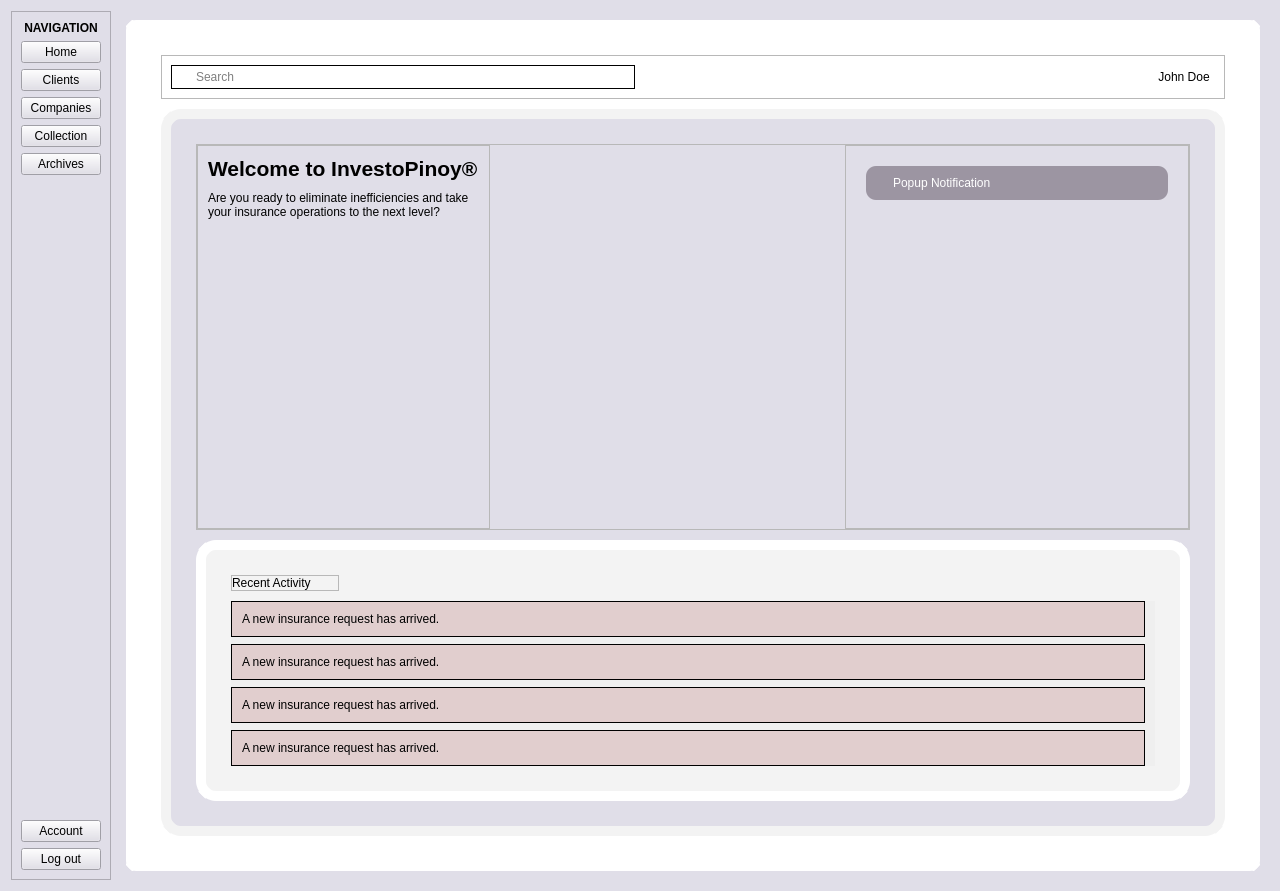
The window that QtGUI/form.ui (Ponard/InvestoPinoy) describes before a commit, drawn with Qt 5.
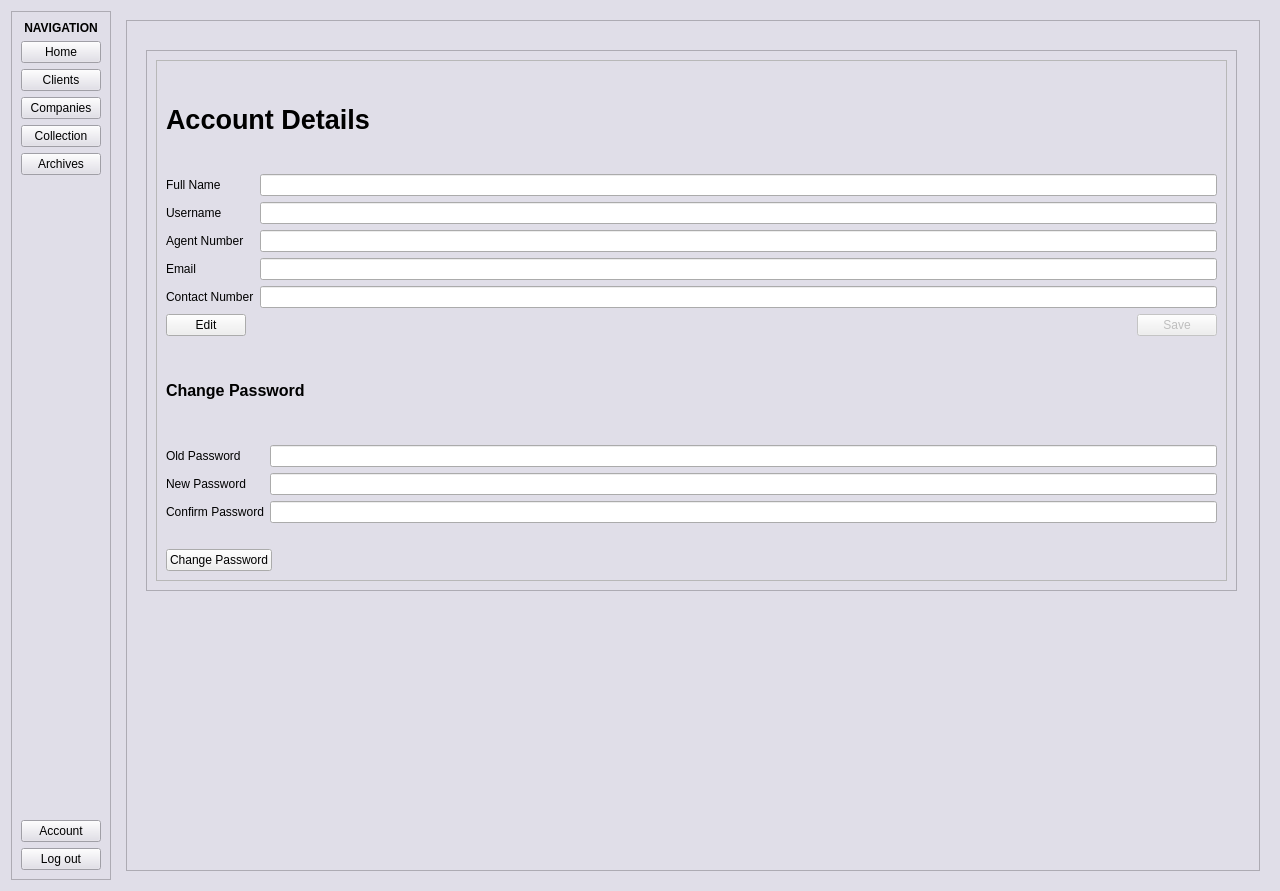
The same window after the commit. The open tabs and pages were chosen to show the change. Icons and pictures are not drawn.

What changed in the file:
```diff
--- a/QtGUI/form.ui
+++ b/QtGUI/form.ui
@@ -1447,7 +1447,7 @@
                        <rect>
                         <x>0</x>
                         <y>0</y>
-                        <width>264</width>
+                        <width>322</width>
                         <height>87</height>
                        </rect>
                       </property>
@@ -1706,8 +1706,8 @@
                     <rect>
                      <x>0</x>
                      <y>0</y>
-                     <width>900</width>
-                     <height>189</height>
+                     <width>933</width>
+                     <height>173</height>
                     </rect>
                    </property>
                    <property name="sizePolicy">
@@ -9725,6 +9725,805 @@
        </item>
       </layout>
      </widget>
+     <widget class="QWidget" name="account_tab">
+      <layout class="QVBoxLayout" name="verticalLayout_28">
+       <item>
+        <widget class="QFrame" name="account_frame">
+         <property name="palette">
+          <palette>
+           <active>
+            <colorrole role="Button">
+             <brush brushstyle="SolidPattern">
+              <color alpha="255">
+               <red>224</red>
+               <green>222</green>
+               <blue>232</blue>
+              </color>
+             </brush>
+            </colorrole>
+            <colorrole role="Base">
+             <brush brushstyle="SolidPattern">
+              <color alpha="255">
+               <red>224</red>
+               <green>222</green>
+               <blue>232</blue>
+              </color>
+             </brush>
+            </colorrole>
+            <colorrole role="Window">
+             <brush brushstyle="SolidPattern">
+              <color alpha="255">
+               <red>224</red>
+               <green>222</green>
+               <blue>232</blue>
+              </color>
+             </brush>
+            </colorrole>
+           </active>
+           <inactive>
+            <colorrole role="Button">
+             <brush brushstyle="SolidPattern">
+              <color alpha="255">
+               <red>224</red>
+               <green>222</green>
+               <blue>232</blue>
+              </color>
+             </brush>
+            </colorrole>
+            <colorrole role="Base">
+             <brush brushstyle="SolidPattern">
+              <color alpha="255">
+               <red>224</red>
+               <green>222</green>
+               <blue>232</blue>
+              </color>
+             </brush>
+            </colorrole>
+            <colorrole role="Window">
+             <brush brushstyle="SolidPattern">
+              <color alpha="255">
+               <red>224</red>
+               <green>222</green>
+               <blue>232</blue>
+              </color>
+             </brush>
+            </colorrole>
+           </inactive>
+           <disabled>
+            <colorrole role="Button">
+             <brush brushstyle="SolidPattern">
+              <color alpha="255">
+               <red>224</red>
+               <green>222</green>
+               <blue>232</blue>
+              </color>
+             </brush>
+            </colorrole>
+            <colorrole role="Base">
+             <brush brushstyle="SolidPattern">
+              <color alpha="255">
+               <red>224</red>
+               <green>222</green>
+               <blue>232</blue>
+              </color>
+             </brush>
+            </colorrole>
+            <colorrole role="Window">
+             <brush brushstyle="SolidPattern">
+              <color alpha="255">
+               <red>224</red>
+               <green>222</green>
+               <blue>232</blue>
+              </color>
+             </brush>
+            </colorrole>
+           </disabled>
+          </palette>
+         </property>
+         <property name="frameShape">
+          <enum>QFrame::Shape::StyledPanel</enum>
+         </property>
+         <property name="frameShadow">
+          <enum>QFrame::Shadow::Raised</enum>
+         </property>
+         <widget class="QFrame" name="archives_frame_2">
+          <property name="geometry">
+           <rect>
+            <x>20</x>
+            <y>30</y>
+            <width>1091</width>
+            <height>541</height>
+           </rect>
+          </property>
+          <property name="palette">
+           <palette>
+            <active>
+             <colorrole role="WindowText">
+              <brush brushstyle="SolidPattern">
+               <color alpha="255">
+                <red>0</red>
+                <green>0</green>
+                <blue>0</blue>
+               </color>
+              </brush>
+             </colorrole>
+             <colorrole role="Button">
+              <brush brushstyle="SolidPattern">
+               <color alpha="255">
+                <red>224</red>
+                <green>222</green>
+                <blue>232</blue>
+               </color>
+              </brush>
+             </colorrole>
+             <colorrole role="Light">
+              <brush brushstyle="SolidPattern">
+               <color alpha="255">
+                <red>255</red>
+                <green>255</green>
+                <blue>255</blue>
+               </color>
+              </brush>
+             </colorrole>
+             <colorrole role="Midlight">
+              <brush brushstyle="SolidPattern">
+               <color alpha="255">
+                <red>239</red>
+                <green>238</green>
+                <blue>243</blue>
+               </color>
+              </brush>
+             </colorrole>
+             <colorrole role="Dark">
+              <brush brushstyle="SolidPattern">
+               <color alpha="255">
+                <red>112</red>
+                <green>111</green>
+                <blue>116</blue>
+               </color>
+              </brush>
+             </colorrole>
+             <colorrole role="Mid">
+              <brush brushstyle="SolidPattern">
+               <color alpha="255">
+                <red>149</red>
+                <green>148</green>
+                <blue>155</blue>
+               </color>
+              </brush>
+             </colorrole>
+             <colorrole role="Text">
+              <brush brushstyle="SolidPattern">
+               <color alpha="255">
+                <red>0</red>
+                <green>0</green>
+                <blue>0</blue>
+               </color>
+              </brush>
+             </colorrole>
+             <colorrole role="BrightText">
+              <brush brushstyle="SolidPattern">
+               <color alpha="255">
+                <red>255</red>
+                <green>255</green>
+                <blue>255</blue>
+               </color>
+              </brush>
+             </colorrole>
+             <colorrole role="ButtonText">
+              <brush brushstyle="SolidPattern">
+               <color alpha="255">
+                <red>0</red>
+                <green>0</green>
+                <blue>0</blue>
+               </color>
+              </brush>
+             </colorrole>
+             <colorrole role="Base">
+              <brush brushstyle="SolidPattern">
+               <color alpha="255">
+                <red>224</red>
+                <green>222</green>
+                <blue>232</blue>
+               </color>
+              </brush>
+             </colorrole>
+             <colorrole role="Window">
+              <brush brushstyle="SolidPattern">
+               <color alpha="255">
+                <red>224</red>
+                <green>222</green>
+                <blue>232</blue>
+               </color>
+              </brush>
+             </colorrole>
+             <colorrole role="Shadow">
+              <brush brushstyle="SolidPattern">
+               <color alpha="255">
+                <red>0</red>
+                <green>0</green>
+                <blue>0</blue>
+               </color>
+              </brush>
+             </colorrole>
+             <colorrole role="AlternateBase">
+              <brush brushstyle="SolidPattern">
+               <color alpha="255">
+                <red>239</red>
+                <green>238</green>
+                <blue>243</blue>
+               </color>
+              </brush>
+             </colorrole>
+             <colorrole role="ToolTipBase">
+              <brush brushstyle="SolidPattern">
+               <color alpha="255">
+                <red>255</red>
+                <green>255</green>
+                <blue>220</blue>
+               </color>
+              </brush>
+             </colorrole>
+             <colorrole role="ToolTipText">
+              <brush brushstyle="SolidPattern">
+               <color alpha="255">
+                <red>0</red>
+                <green>0</green>
+                <blue>0</blue>
+               </color>
+              </brush>
+             </colorrole>
+             <colorrole role="PlaceholderText">
+              <brush brushstyle="SolidPattern">
+               <color alpha="127">
+                <red>0</red>
+                <green>0</green>
+                <blue>0</blue>
+               </color>
+              </brush>
+             </colorrole>
+             <colorrole role="Accent">
+              <brush brushstyle="SolidPattern">
+               <color alpha="255">
+                <red>255</red>
+                <green>255</green>
+                <blue>255</blue>
+               </color>
+              </brush>
+             </colorrole>
+            </active>
+            <inactive>
+             <colorrole role="WindowText">
+              <brush brushstyle="SolidPattern">
+               <color alpha="255">
+                <red>0</red>
+                <green>0</green>
+                <blue>0</blue>
+               </color>
+              </brush>
+             </colorrole>
+             <colorrole role="Button">
+              <brush brushstyle="SolidPattern">
+               <color alpha="255">
+                <red>224</red>
+                <green>222</green>
+                <blue>232</blue>
+               </color>
+              </brush>
+             </colorrole>
+             <colorrole role="Light">
+              <brush brushstyle="SolidPattern">
+               <color alpha="255">
+                <red>255</red>
+                <green>255</green>
+                <blue>255</blue>
+               </color>
+              </brush>
+             </colorrole>
+             <colorrole role="Midlight">
+              <brush brushstyle="SolidPattern">
+               <color alpha="255">
+                <red>239</red>
+                <green>238</green>
+                <blue>243</blue>
+               </color>
+              </brush>
+             </colorrole>
+             <colorrole role="Dark">
+              <brush brushstyle="SolidPattern">
+               <color alpha="255">
+                <red>112</red>
+                <green>111</green>
+                <blue>116</blue>
+               </color>
+              </brush>
+             </colorrole>
+             <colorrole role="Mid">
+              <brush brushstyle="SolidPattern">
+               <color alpha="255">
+                <red>149</red>
+                <green>148</green>
+                <blue>155</blue>
+               </color>
+              </brush>
+             </colorrole>
+             <colorrole role="Text">
+              <brush brushstyle="SolidPattern">
+               <color alpha="255">
+                <red>0</red>
+                <green>0</green>
+                <blue>0</blue>
+               </color>
+              </brush>
+             </colorrole>
+             <colorrole role="BrightText">
+              <brush brushstyle="SolidPattern">
+               <color alpha="255">
+                <red>255</red>
+                <green>255</green>
+                <blue>255</blue>
+               </color>
+              </brush>
+             </colorrole>
+             <colorrole role="ButtonText">
+              <brush brushstyle="SolidPattern">
+               <color alpha="255">
+                <red>0</red>
+                <green>0</green>
+                <blue>0</blue>
+               </color>
+              </brush>
+             </colorrole>
+             <colorrole role="Base">
+              <brush brushstyle="SolidPattern">
+               <color alpha="255">
+                <red>224</red>
+                <green>222</green>
+                <blue>232</blue>
+               </color>
+              </brush>
+             </colorrole>
+             <colorrole role="Window">
+              <brush brushstyle="SolidPattern">
+               <color alpha="255">
+                <red>224</red>
+                <green>222</green>
+                <blue>232</blue>
+               </color>
+              </brush>
+             </colorrole>
+             <colorrole role="Shadow">
+              <brush brushstyle="SolidPattern">
+               <color alpha="255">
+                <red>0</red>
+                <green>0</green>
+                <blue>0</blue>
+               </color>
+              </brush>
+             </colorrole>
+             <colorrole role="AlternateBase">
+              <brush brushstyle="SolidPattern">
+               <color alpha="255">
+                <red>239</red>
+                <green>238</green>
+                <blue>243</blue>
+               </color>
+              </brush>
+             </colorrole>
+             <colorrole role="ToolTipBase">
+              <brush brushstyle="SolidPattern">
+               <color alpha="255">
+                <red>255</red>
+                <green>255</green>
+                <blue>220</blue>
+               </color>
+              </brush>
+             </colorrole>
+             <colorrole role="ToolTipText">
+              <brush brushstyle="SolidPattern">
+               <color alpha="255">
+                <red>0</red>
+                <green>0</green>
+                <blue>0</blue>
+               </color>
+              </brush>
+             </colorrole>
+             <colorrole role="PlaceholderText">
+              <brush brushstyle="SolidPattern">
+               <color alpha="127">
+                <red>0</red>
+                <green>0</green>
+                <blue>0</blue>
+               </color>
+              </brush>
+             </colorrole>
+             <colorrole role="Accent">
+              <brush brushstyle="SolidPattern">
+               <color alpha="255">
+                <red>255</red>
+                <green>255</green>
+                <blue>255</blue>
+               </color>
+              </brush>
+             </colorrole>
+            </inactive>
+            <disabled>
+             <colorrole role="WindowText">
+              <brush brushstyle="SolidPattern">
+               <color alpha="255">
+                <red>112</red>
+                <green>111</green>
+                <blue>116</blue>
+               </color>
+              </brush>
+             </colorrole>
+             <colorrole role="Button">
+              <brush brushstyle="SolidPattern">
+               <color alpha="255">
+                <red>224</red>
+                <green>222</green>
+                <blue>232</blue>
+               </color>
+              </brush>
+             </colorrole>
+             <colorrole role="Light">
+              <brush brushstyle="SolidPattern">
+               <color alpha="255">
+                <red>255</red>
+                <green>255</green>
+                <blue>255</blue>
+               </color>
+              </brush>
+             </colorrole>
+             <colorrole role="Midlight">
+              <brush brushstyle="SolidPattern">
+               <color alpha="255">
+                <red>239</red>
+                <green>238</green>
+                <blue>243</blue>
+               </color>
+              </brush>
+             </colorrole>
+             <colorrole role="Dark">
+              <brush brushstyle="SolidPattern">
+               <color alpha="255">
+                <red>112</red>
+                <green>111</green>
+                <blue>116</blue>
+               </color>
+              </brush>
+             </colorrole>
+             <colorrole role="Mid">
+              <brush brushstyle="SolidPattern">
+               <color alpha="255">
+                <red>149</red>
+                <green>148</green>
+                <blue>155</blue>
+               </color>
+              </brush>
+             </colorrole>
+             <colorrole role="Text">
+              <brush brushstyle="SolidPattern">
+               <color alpha="255">
+                <red>112</red>
+                <green>111</green>
+                <blue>116</blue>
+               </color>
+              </brush>
+             </colorrole>
+             <colorrole role="BrightText">
+              <brush brushstyle="SolidPattern">
+               <color alpha="255">
+                <red>255</red>
+                <green>255</green>
+                <blue>255</blue>
+               </color>
+              </brush>
+             </colorrole>
+             <colorrole role="ButtonText">
+              <brush brushstyle="SolidPattern">
+               <color alpha="255">
+                <red>112</red>
+                <green>111</green>
+                <blue>116</blue>
+               </color>
+              </brush>
+             </colorrole>
+             <colorrole role="Base">
+              <brush brushstyle="SolidPattern">
+               <color alpha="255">
+                <red>224</red>
+                <green>222</green>
+                <blue>232</blue>
+               </color>
+              </brush>
+             </colorrole>
+             <colorrole role="Window">
+              <brush brushstyle="SolidPattern">
+               <color alpha="255">
+                <red>224</red>
+                <green>222</green>
+                <blue>232</blue>
+               </color>
+              </brush>
+             </colorrole>
+             <colorrole role="Shadow">
+              <brush brushstyle="SolidPattern">
+               <color alpha="255">
+                <red>0</red>
+                <green>0</green>
+                <blue>0</blue>
+               </color>
+              </brush>
+             </colorrole>
+             <colorrole role="AlternateBase">
+              <brush brushstyle="SolidPattern">
+               <color alpha="255">
+                <red>224</red>
+                <green>222</green>
+                <blue>232</blue>
+               </color>
+              </brush>
+             </colorrole>
+             <colorrole role="ToolTipBase">
+              <brush brushstyle="SolidPattern">
+               <color alpha="255">
+                <red>255</red>
+                <green>255</green>
+                <blue>220</blue>
+               </color>
+              </brush>
+             </colorrole>
+             <colorrole role="ToolTipText">
+              <brush brushstyle="SolidPattern">
+               <color alpha="255">
+                <red>0</red>
+                <green>0</green>
+                <blue>0</blue>
+               </color>
+              </brush>
+             </colorrole>
+             <colorrole role="PlaceholderText">
+              <brush brushstyle="SolidPattern">
+               <color alpha="127">
+                <red>112</red>
+                <green>111</green>
+                <blue>116</blue>
+               </color>
+              </brush>
+             </colorrole>
+             <colorrole role="Accent">
+              <brush brushstyle="SolidPattern">
+               <color alpha="255">
+                <red>255</red>
+                <green>255</green>
+                <blue>255</blue>
+               </color>
+              </brush>
+             </colorrole>
+            </disabled>
+           </palette>
+          </property>
+          <property name="styleSheet">
+           <string notr="true"/>
+          </property>
+          <property name="frameShape">
+           <enum>QFrame::Shape::StyledPanel</enum>
+          </property>
+          <property name="frameShadow">
+           <enum>QFrame::Shadow::Raised</enum>
+          </property>
+          <layout class="QVBoxLayout" name="verticalLayout_20">
+           <item>
+            <widget class="QFrame" name="archives_hmo_dashboard_frame_2">
+             <property name="frameShape">
+              <enum>QFrame::Shape::StyledPanel</enum>
+             </property>
+             <property name="frameShadow">
+              <enum>QFrame::Shadow::Raised</enum>
+             </property>
+             <layout class="QVBoxLayout" name="verticalLayout_130">
+              <item>
+               <layout class="QVBoxLayout" name="verticalLayout_49">
+                <item>
+                 <widget class="QLabel" name="label_2">
+                  <property name="font">
+                   <font>
+                    <pointsize>20</pointsize>
+                    <bold>true</bold>
+                   </font>
+                  </property>
+                  <property name="text">
+                   <string>Account Details</string>
+                  </property>
+                 </widget>
+                </item>
+               </layout>
+              </item>
+              <item>
+               <layout class="QFormLayout" name="account_formLayout">
+                <item row="0" column="0">
+                 <widget class="QLabel" name="label_3">
+                  <property name="text">
+                   <string>Full Name</string>
+                  </property>
+                 </widget>
+                </item>
+                <item row="1" column="0">
+                 <widget class="QLabel" name="label_4">
+                  <property name="text">
+                   <string>Username</string>
+                  </property>
+                 </widget>
+                </item>
+                <item row="2" column="0">
+                 <widget class="QLabel" name="label_5">
+                  <property name="text">
+                   <string>Agent Number</string>
+                  </property>
+                 </widget>
+                </item>
+                <item row="3" column="0">
+                 <widget class="QLabel" name="label_6">
+                  <property name="text">
+                   <string>Email</string>
+                  </property>
+                 </widget>
+                </item>
+                <item row="4" column="0">
+                 <widget class="QLabel" name="label_7">
+                  <property name="text">
+                   <string>Contact Number</string>
+                  </property>
+                 </widget>
+                </item>
+                <item row="0" column="1">
+                 <widget class="QLineEdit" name="account_full_name_line_edit"/>
+                </item>
+                <item row="1" column="1">
+                 <widget class="QLineEdit" name="account_username_line_edit">
+                  <property name="readOnly">
+                   <bool>true</bool>
+                  </property>
+                 </widget>
+                </item>
+                <item row="2" column="1">
+                 <widget class="QLineEdit" name="account_agent_number_line_edit"/>
+                </item>
+                <item row="3" column="1">
+                 <widget class="QLineEdit" name="account_email_line_edit"/>
+                </item>
+                <item row="4" column="1">
+                 <widget class="QLineEdit" name="account_contact_number_line_edit"/>
+                </item>
+               </layout>
+              </item>
+              <item>
+               <layout class="QHBoxLayout" name="archives_hmo_dashboard_button_container_2">
+                <item>
+                 <widget class="QPushButton" name="account_edit_button">
+                  <property name="text">
+                   <string>Edit</string>
+                  </property>
+                 </widget>
+                </item>
+                <item>
+                 <spacer name="horizontalSpacer_10">
+                  <property name="orientation">
+                   <enum>Qt::Orientation::Horizontal</enum>
+                  </property>
+                  <property name="sizeHint" stdset="0">
+                   <size>
+                    <width>40</width>
+                    <height>20</height>
+                   </size>
+                  </property>
+                 </spacer>
+                </item>
+                <item>
+                 <widget class="QPushButton" name="account_save_button">
+                  <property name="enabled">
+                   <bool>false</bool>
+                  </property>
+                  <property name="text">
+                   <string>Save</string>
+                  </property>
+                 </widget>
+                </item>
+               </layout>
+              </item>
+              <item>
+               <widget class="QLabel" name="label_8">
+                <property name="font">
+                 <font>
+                  <pointsize>12</pointsize>
+                  <bold>true</bold>
+                 </font>
+                </property>
+                <property name="text">
+                 <string>Change Password</string>
+                </property>
+               </widget>
+              </item>
+              <item>
+               <layout class="QFormLayout" name="account_formLayout_2">
+                <item row="0" column="0">
+                 <widget class="QLabel" name="label_9">
+                  <property name="text">
+                   <string>Old Password</string>
+                  </property>
+                 </widget>
+                </item>
+                <item row="0" column="1">
+                 <widget class="QLineEdit" name="account_old_password_line_edit">
+                  <property name="echoMode">
+                   <enum>QLineEdit::EchoMode::Password</enum>
+                  </property>
+                 </widget>
+                </item>
+                <item row="1" column="0">
+                 <widget class="QLabel" name="label_10">
+                  <property name="text">
+                   <string>New Password</string>
+                  </property>
+                 </widget>
+                </item>
+                <item row="1" column="1">
+                 <widget class="QLineEdit" name="account_new_password_line_edit">
+                  <property name="echoMode">
+                   <enum>QLineEdit::EchoMode::Password</enum>
+                  </property>
+                 </widget>
+                </item>
+                <item row="2" column="0">
+                 <widget class="QLabel" name="label_11">
+                  <property name="text">
+                   <string>Confirm Password</string>
+                  </property>
+                 </widget>
+                </item>
+                <item row="2" column="1">
+                 <widget class="QLineEdit" name="account_confirm_password_line_edit">
+                  <property name="echoMode">
+                   <enum>QLineEdit::EchoMode::Password</enum>
+                  </property>
+                 </widget>
+                </item>
+               </layout>
+              </item>
+              <item>
+               <layout class="QHBoxLayout" name="horizontalLayout_3">
+                <item>
+                 <widget class="QPushButton" name="change_password_button">
+                  <property name="text">
+                   <string>Change Password</string>
+                  </property>
+                 </widget>
+                </item>
+                <item>
+                 <spacer name="horizontalSpacer_9">
+                  <property name="orientation">
+                   <enum>Qt::Orientation::Horizontal</enum>
+                  </property>
+                  <property name="sizeHint" stdset="0">
+                   <size>
+                    <width>40</width>
+                    <height>20</height>
+                   </size>
+                  </property>
+                 </spacer>
+                </item>
+               </layout>
+              </item>
+             </layout>
+            </widget>
+           </item>
+          </layout>
+         </widget>
+        </widget>
+       </item>
+      </layout>
+     </widget>
     </widget>
    </item>
   </layout>
```
Left out of the diff: 12 changed lines with no effect on the pictures.
